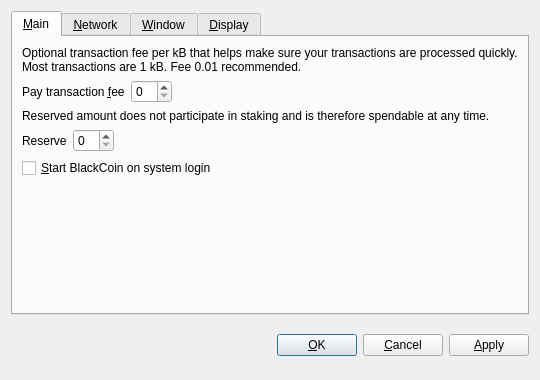
Qt form src/qt/forms/optionsdialog.ui (testbitz/blackbitz) before a commit.
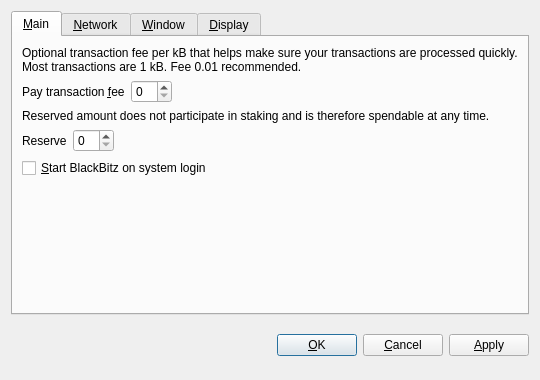
The same form after that commit. Custom widgets are drawn as their Qt base class.

Patch:
```diff
--- a/src/qt/forms/optionsdialog.ui
+++ b/src/qt/forms/optionsdialog.ui
@@ -128,7 +128,7 @@
           <string>Automatically start BlackCoin after logging in to the system.</string>
          </property>
          <property name="text">
-          <string>&amp;Start BlackCoin on system login</string>
+          <string>&amp;Start BlackBitz on system login</string>
          </property>
         </widget>
        </item>
```
Left out of the diff: 8 changed lines with no effect on the pictures.
